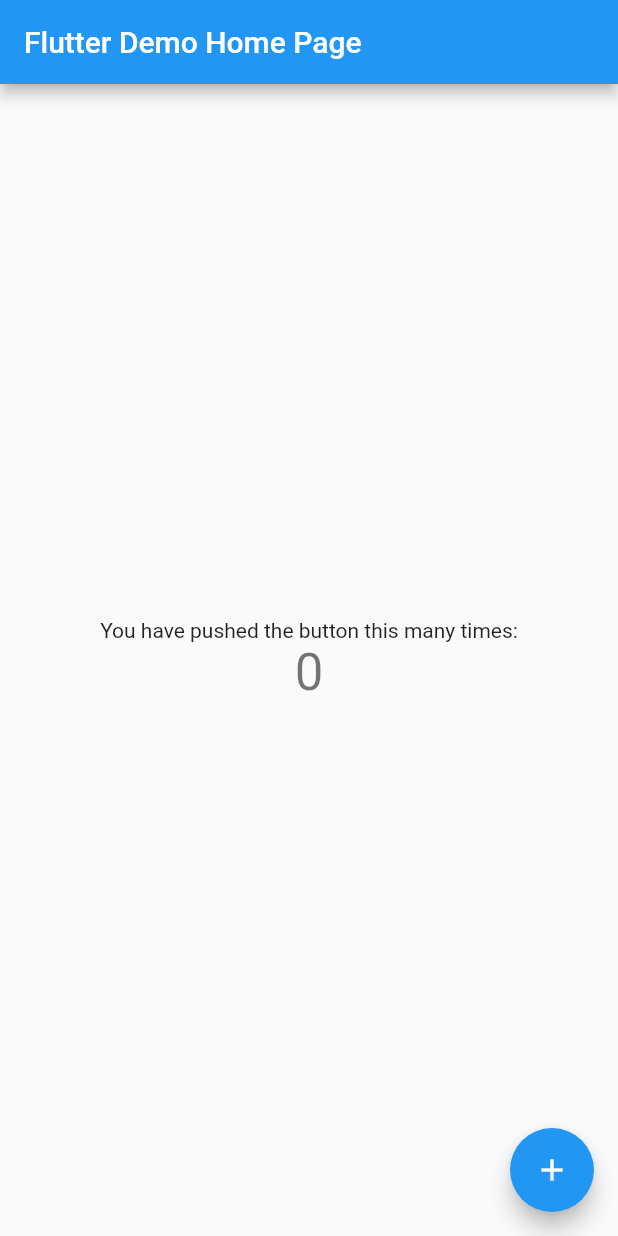
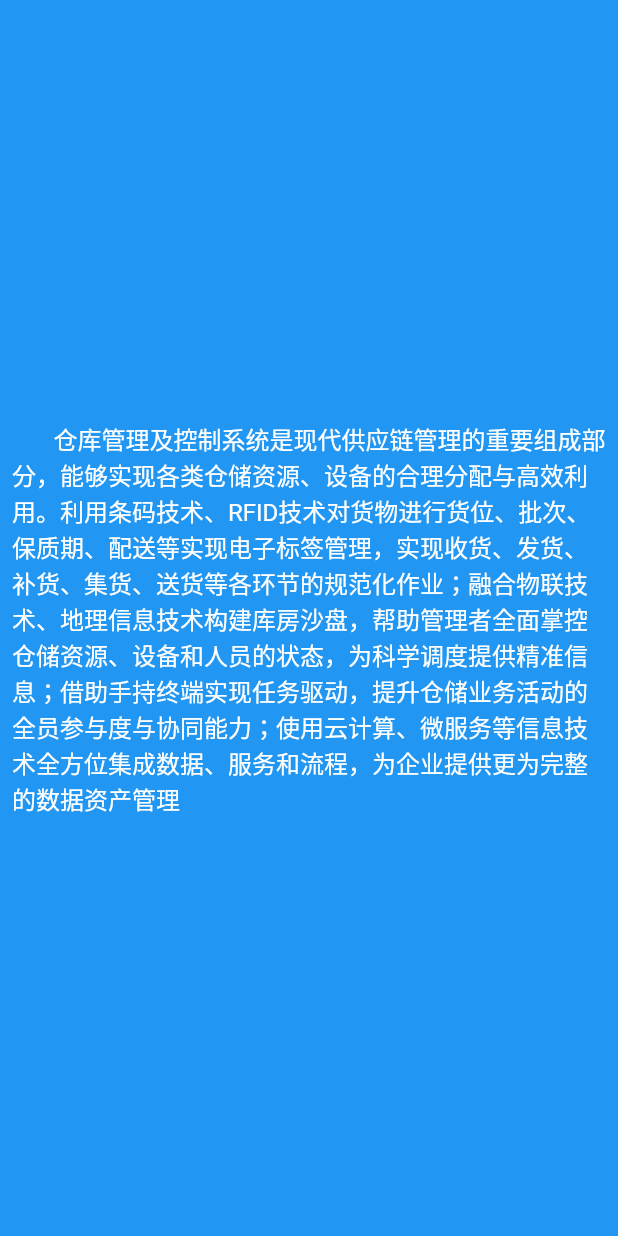
Before and after one commit to Soullose/tonghua_task, a Flutter app: the screen it shows after launch, on a phone screen of 412 x 824 dp. Run offline on Flutter 3.47's test engine with Material 2 defaults, Android fonts, the phone set to English and light mode, and no system bars; our stand-ins replace hooks_riverpod, riverpod_annotation, shared_preferences; missing offline and left inert: mqtt_client; generated files the repository leaves out were written again.

Commit message:
add welcome_page.dart

```diff
--- a/lib/main.dart
+++ b/lib/main.dart
@@ -1,6 +1,7 @@
 import 'package:flutter/material.dart';
 import 'package:hooks_riverpod/hooks_riverpod.dart';
 import 'package:shared_preferences/shared_preferences.dart';
+import 'package:tonghua_task/page/welcome_page.dart';
 
 import 'common/storage/shared_preferences_provider.dart';
 import 'common/utils/state_logger/state_logger.dart';
@@ -28,103 +29,9 @@ class MyApp extends StatelessWidget {
     return MaterialApp(
       title: 'Flutter Demo',
       theme: ThemeData(
-        // This is the theme of your application.
-        //
-        // Try running your application with "flutter run". You'll see the
-        // application has a blue toolbar. Then, without quitting the app, try
-        // changing the primarySwatch below to Colors.green and then invoke
-        // "hot reload" (press "r" in the console where you ran "flutter run",
-        // or simply save your changes to "hot reload" in a Flutter IDE).
-        // Notice that the counter didn't reset back to zero; the application
-        // is not restarted.
         primarySwatch: Colors.blue,
       ),
-      home: const MyHomePage(title: 'Flutter Demo Home Page'),
+      home: const WelcomePage(),
     );
   }
 }
-
-class MyHomePage extends StatefulWidget {
-  const MyHomePage({super.key, required this.title});
-
-  // This widget is the home page of your application. It is stateful, meaning
-  // that it has a State object (defined below) that contains fields that affect
-  // how it looks.
-
-  // This class is the configuration for the state. It holds the values (in this
-  // case the title) provided by the parent (in this case the App widget) and
-  // used by the build method of the State. Fields in a Widget subclass are
-  // always marked "final".
-
-  final String title;
-
-  @override
-  State<MyHomePage> createState() => _MyHomePageState();
-}
-
-class _MyHomePageState extends State<MyHomePage> {
-  int _counter = 0;
-
-  void _incrementCounter() {
-    setState(() {
-      // This call to setState tells the Flutter framework that something has
-      // changed in this State, which causes it to rerun the build method below
-      // so that the display can reflect the updated values. If we changed
-      // _counter without calling setState(), then the build method would not be
-      // called again, and so nothing would appear to happen.
-      _counter++;
-    });
-  }
-
-  @override
-  Widget build(BuildContext context) {
-    // This method is rerun every time setState is called, for instance as done
-    // by the _incrementCounter method above.
-    //
-    // The Flutter framework has been optimized to make rerunning build methods
-    // fast, so that you can just rebuild anything that needs updating rather
-    // than having to individually change instances of widgets.
-    return Scaffold(
-      appBar: AppBar(
-        // Here we take the value from the MyHomePage object that was created by
-        // the App.build method, and use it to set our appbar title.
-        title: Text(widget.title),
-      ),
-      body: Center(
-        // Center is a layout widget. It takes a single child and positions it
-        // in the middle of the parent.
-        child: Column(
-          // Column is also a layout widget. It takes a list of children and
-          // arranges them vertically. By default, it sizes itself to fit its
-          // children horizontally, and tries to be as tall as its parent.
-          //
-          // Invoke "debug painting" (press "p" in the console, choose the
-          // "Toggle Debug Paint" action from the Flutter Inspector in Android
-          // Studio, or the "Toggle Debug Paint" command in Visual Studio Code)
-          // to see the wireframe for each widget.
-          //
-          // Column has various properties to control how it sizes itself and
-          // how it positions its children. Here we use mainAxisAlignment to
-          // center the children vertically; the main axis here is the vertical
-          // axis because Columns are vertical (the cross axis would be
-          // horizontal).
-          mainAxisAlignment: MainAxisAlignment.center,
-          children: <Widget>[
-            const Text(
-              'You have pushed the button this many times:',
-            ),
-            Text(
-              '$_counter',
-              style: Theme.of(context).textTheme.headlineMedium,
-            ),
-          ],
-        ),
-      ),
-      floatingActionButton: FloatingActionButton(
-        onPressed: _incrementCounter,
-        tooltip: 'Increment',
-        child: const Icon(Icons.add),
-      ), // This trailing comma makes auto-formatting nicer for build methods.
-    );
-  }
-}
--- /dev/null
+++ b/lib/page/welcome_page.dart
@@ -0,0 +1,38 @@
+import 'package:flutter/material.dart';
+import 'package:hooks_riverpod/hooks_riverpod.dart';
+
+class WelcomePage extends ConsumerStatefulWidget {
+  const WelcomePage({
+    Key? key,
+  }) : super(key: key);
+
+  @override
+  ConsumerState createState() => _WelcomePageState();
+}
+
+class _WelcomePageState extends ConsumerState<WelcomePage> {
+  @override
+  Widget build(BuildContext context) {
+    return Material(
+      child: Container(
+        color: Colors.blue,
+        child: const Stack(
+          children: [
+            Padding(
+              padding: EdgeInsets.all(8.0),
+              child: Center(
+                child: Text(
+                  '       仓库管理及控制系统是现代供应链管理的重要组成部分，能够实现各类仓储资源、设备的合理分配与高效利用。'
+                  '利用条码技术、RFID技术对货物进行货位、批次、保质期、配送等实现电子标签管理，实现收货、发货、补货、集货、送货等各环节的规范化作业；'
+                  '融合物联技术、地理信息技术构建库房沙盘，帮助管理者全面掌控仓储资源、设备和人员的状态，为科学调度提供精准信息；'
+                  '借助手持终端实现任务驱动，提升仓储业务活动的全员参与度与协同能力；使用云计算、微服务等信息技术全方位集成数据、服务和流程，为企业提供更为完整的数据资产管理',
+                  style: TextStyle(color: Colors.white, fontSize: 16),
+                ),
+              ),
+            ),
+          ],
+        ),
+      ),
+    );
+  }
+}
```
Also changed, not shown: 1 other file.
